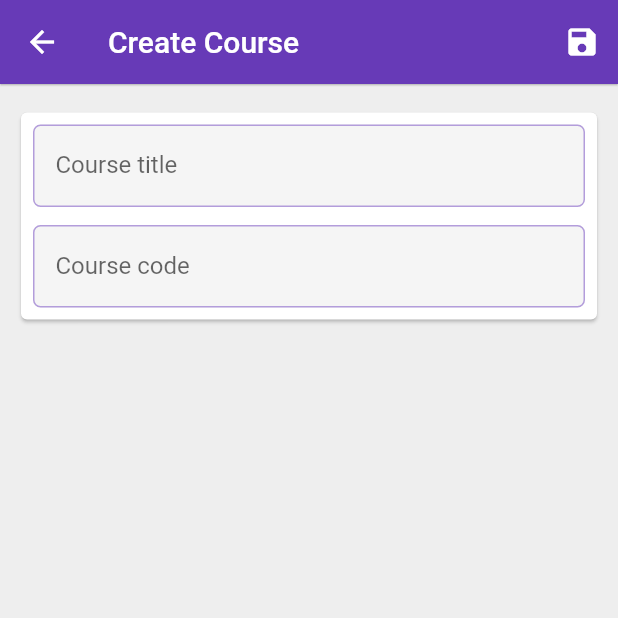
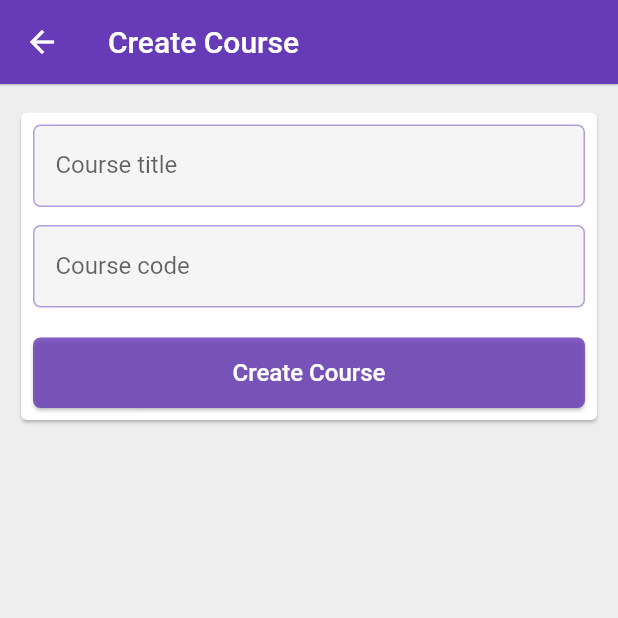
Before and after one commit to JamiuJimoh/jcm, a Flutter app: the EditCoursePage screen opened directly with empty values, on a phone screen of 412 x 824 dp, the top half of it. Run offline on Flutter 3.47's test engine with Material 2 defaults, Android fonts, the phone set to English and light mode, and no system bars; our stand-ins replace cloud_firestore, firebase_auth, firebase_core, flutter_bloc, google_sign_in, rxdart; accounts and stored records are empty.

Commit message:
refactored the EditCoursePage and JoinCoursePage

```diff
--- a/lib/app/home/edit_course_page.dart
+++ b/lib/app/home/edit_course_page.dart
@@ -2,6 +2,7 @@ import 'dart:math';
 
 import 'package:cloud_firestore/cloud_firestore.dart';
 import 'package:flutter/material.dart';
+import 'package:jamiu_class_manager/common_widgets/custom_elevated_button.dart';
 import 'package:jamiu_class_manager/common_widgets/custom_text_form_field.dart';
 import 'package:jamiu_class_manager/common_widgets/show_exception_alert_dialog.dart';
 import 'package:jamiu_class_manager/services/auth.dart';
@@ -59,6 +60,8 @@ class _EditCoursePageState extends State<EditCoursePage> {
   final _formKey = GlobalKey<FormState>();
 
   var _isLoading = false;
+  var _courseTitleEmpty = false;
+  var _courseCodeEmpty = false;
 
   var _initialValue = <String, dynamic>{
     'courseTitle': '',
@@ -132,24 +135,18 @@ class _EditCoursePageState extends State<EditCoursePage> {
     }
   }
 
+  bool canSubmit() {
+    return _courseCodeEmpty && _courseTitleEmpty;
+  }
+
   @override
   Widget build(BuildContext context) {
-    // final userProfile = widget.bloc.userStream.first;
-    // print(userProfile);
-
     return Scaffold(
       appBar: AppBar(
         title: Text(
           widget.course != null ? 'Edit Course' : 'Create Course',
         ),
-        actions: [
-          _isLoading
-              ? CircularProgressIndicator()
-              : IconButton(
-                  onPressed: _isLoading ? null : _submit,
-                  icon: Icon(Icons.save),
-                ),
-        ],
+
       ),
       body: Form(
         key: _formKey,
@@ -166,6 +163,14 @@ class _EditCoursePageState extends State<EditCoursePage> {
                     labelText: 'Course title',
                     hintText: 'e.g Automata & Data Structure',
                     onSaved: (value) => _initialValue['courseTitle'] = value,
+                    onChanged: (value) {
+                      setState(() {
+                        _courseTitleEmpty = true;
+                      });
+                      if (value.isEmpty) {
+                        _courseTitleEmpty = false;
+                      }
+                    },
                     validator: (value) =>
                         widget.courseTitleValidator.isValid(value!)
                             ? null
@@ -177,10 +182,33 @@ class _EditCoursePageState extends State<EditCoursePage> {
                     labelText: 'Course code',
                     hintText: 'e.g CSC 401',
                     onSaved: (value) => _initialValue['courseCode'] = value,
+                    onChanged: (value) {
+                      setState(() {
+                        _courseCodeEmpty = true;
+                      });
+                      if (value.isEmpty) {
+                        _courseCodeEmpty = false;
+                      }
+                    },
                     validator: (value) =>
                         widget.courseCodeValidator.isValid(value!)
                             ? null
                             : widget.invalidCourseCodeErrorText,
+                  ),
+                  const SizedBox(height: 20.0),
+                  CustomElevatedButton(
+                    width: double.infinity,
+                    height: 47.00,
+                    child: _isLoading
+                        ? CircularProgressIndicator()
+                        : Text(
+                            'Create Course',
+                            style: Theme.of(context)
+                                .textTheme
+                                .bodyText1
+                                ?.copyWith(color: Colors.white, fontSize: 16.0),
+                          ),
+                    onPressed: !canSubmit() ? null : _submit,
                   ),
                 ],
               ),
--- a/lib/common_widgets/custom_elevated_button.dart
+++ b/lib/common_widgets/custom_elevated_button.dart
@@ -37,6 +37,7 @@ class CustomElevatedButton extends StatelessWidget {
         // ),
         style: ButtonStyle(
           elevation: MaterialStateProperty.all(1.0),
+
           shape: MaterialStateProperty.all(
             RoundedRectangleBorder(
               borderRadius: BorderRadius.all(Radius.circular(borderRadius)),
```
Also changed, not shown: lib/app/home/join_course_page.dart (+94 -37 lines).
